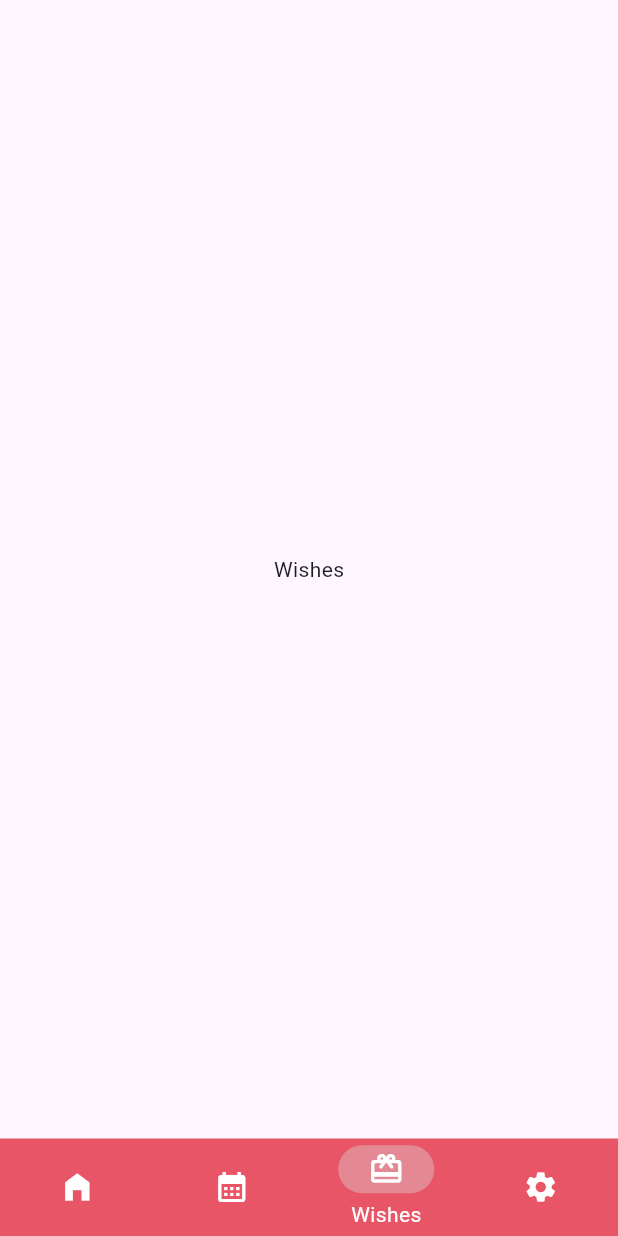
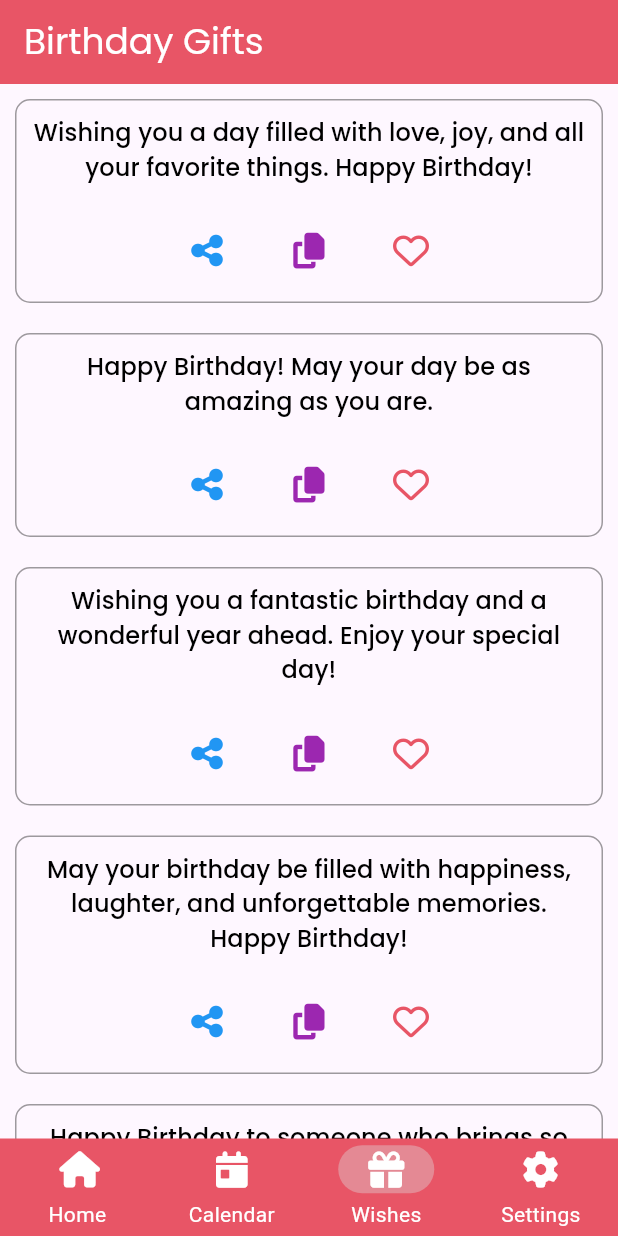
Before and after one commit to Shashitha-Ashan/Remind-me, a Flutter app: the screen it shows once a user with an empty profile is signed in, item 3 of the bottom bar chosen, on a phone screen of 412 x 824 dp. Run offline on Flutter 3.47's test engine with Material 3 defaults, Android fonts, the phone set to English and light mode, and no system bars; our stand-ins replace bloc, cloud_firestore, firebase_auth, firebase_core, firebase_messaging, flutter_bloc and 6 more; missing offline and left inert: firebase_ui_auth, firebase_ui_oauth_apple, firebase_ui_oauth_google; accounts and stored records are empty; statements that could not run were skipped.

```diff
--- a/lib/blocs/birthday/birthdays_bloc.dart
+++ b/lib/blocs/birthday/birthdays_bloc.dart
@@ -82,6 +82,9 @@ class BirthdaysBloc extends Bloc<BirthdayEvent, BirthdayState> {
       if (event is BirthdayImageUpdatedEvent) {
         emit(BirthdayImageUpdatedState(imageURL: event.imageURL));
       }
+      if (event is AddBirthdayClickEvent) {
+        emit(BirthdayAddingState());
+      }
     });
   }
 }
--- a/lib/blocs/birthday/birthdays_event.dart
+++ b/lib/blocs/birthday/birthdays_event.dart
@@ -46,6 +46,7 @@ class UpdateBirthdayEvent extends BirthdayEvent {
       required this.imageURL});
 }
 
+class AddBirthdayClickEvent extends BirthdayEvent {}
 // form events
 
 class BirthdayNameUpdatedEvent extends BirthdayEvent {
--- a/lib/blocs/birthday/birthdays_state.dart
+++ b/lib/blocs/birthday/birthdays_state.dart
@@ -63,6 +63,8 @@ class BirthdayDeleted extends BirthdayState {}
 
 class BirthdayDeleteError extends BirthdayState {}
 
+class BirthdayAddingState extends BirthdayState {}
+
 // form states
 
 class BirthdayNameUpdatedState extends BirthdayState {
--- /dev/null
+++ b/lib/helpers/birthday_wishes_messages.dart
@@ -0,0 +1,22 @@
+List<String> birthdayWishes = [
+  "Wishing you a day filled with love, joy, and all your favorite things. Happy Birthday!",
+  "Happy Birthday! May your day be as amazing as you are.",
+  "Wishing you a fantastic birthday and a wonderful year ahead. Enjoy your special day!",
+  "May your birthday be filled with happiness, laughter, and unforgettable memories. Happy Birthday!",
+  "Happy Birthday to someone who brings so much joy and happiness into the lives of others.",
+  "Cheers to another year of success, happiness, and health. Happy Birthday!",
+  "On your special day, I wish you nothing but the best. Happy Birthday!",
+  "May all your dreams and wishes come true on your birthday. Have an amazing day!",
+  "Happy Birthday! May your day be filled with lots of love, laughter, and cake!",
+  "Wishing you a birthday that's just as wonderful and special as you are.",
+  "Happy Birthday to one of the most amazing people I know. Enjoy your day!",
+  "May your birthday be the start of a year filled with good luck, good health, and much happiness.",
+  "Wishing you a year filled with adventure, love, and success. Happy Birthday!",
+  "Happy Birthday! Here's to a day filled with love, laughter, and lots of cake.",
+  "May your special day be filled with beautiful moments and amazing surprises. Happy Birthday!",
+  "Sending you warm birthday wishes and a big hug. Have a fantastic day!",
+  "Happy Birthday to someone who deserves nothing but the best. Enjoy your special day!",
+  "Wishing you a day that's as special and wonderful as you are. Happy Birthday!",
+  "Happy Birthday! May your day be filled with lots of love, laughter, and joy.",
+  "On your birthday, I wish you all the happiness in the world. Have a fantastic day!"
+];
--- a/lib/routes/routes.dart
+++ b/lib/routes/routes.dart
@@ -1,5 +1,6 @@
 import 'package:birth_daily/screens/views/add_birthday/add_birthday.dart';
 import 'package:birth_daily/screens/views/calendar/birthday_calendar.dart';
+import 'package:birth_daily/screens/views/dev_info/developer_info.dart';
 import 'package:birth_daily/screens/views/main/main_page.dart';
 import 'package:birth_daily/screens/views/profile/profile_screen.dart';
 import 'package:birth_daily/screens/views/search/search_page.dart';
@@ -43,4 +44,8 @@ final routers = GoRouter(routes: <RouteBase>[
     path: "/add-birthday",
     builder: (context, state) => const AddBirthday(),
   ),
+  GoRoute(
+    path: "/dev-info",
+    builder: (context, state) => const DevInfoPage(),
+  ),
 ]);
--- a/lib/screens/views/add_birthday/add_birthday.dart
+++ b/lib/screens/views/add_birthday/add_birthday.dart
@@ -7,6 +7,7 @@ import 'package:cloud_firestore/cloud_firestore.dart';
 import 'package:flutter/material.dart';
 import 'package:flutter/scheduler.dart';
 import 'package:flutter_bloc/flutter_bloc.dart';
+import 'package:font_awesome_flutter/font_awesome_flutter.dart';
 
 class AddBirthday extends StatefulWidget {
   const AddBirthday({super.key});
@@ -33,6 +34,7 @@ class _AddBirthdayState extends State<AddBirthday> {
   Widget build(BuildContext context) {
     return BlocBuilder<BirthdaysBloc, BirthdayState>(
       builder: (context, state) {
+        print(state);
         if (state is BirthdayAdded) {
           SchedulerBinding.instance.addPostFrameCallback((_) {
             showSnackBar(
@@ -187,8 +189,8 @@ class _AddBirthdayState extends State<AddBirthday> {
                               },
                               icon: Icon(
                                 _isLovingOne
-                                    ? Icons.favorite
-                                    : Icons.favorite_outline,
+                                    ? FontAwesomeIcons.solidHeart
+                                    : FontAwesomeIcons.heart,
                                 color: const Color(0xFFE85566),
                                 size: 30,
                               ))
--- /dev/null
+++ b/lib/screens/views/birthday_gift/birthday_gift_page.dart
@@ -0,0 +1,90 @@
+import 'package:birth_daily/helpers/birthday_wishes_messages.dart';
+import 'package:flutter/material.dart';
+import 'package:flutter/widgets.dart';
+import 'package:font_awesome_flutter/font_awesome_flutter.dart';
+
+class BirthdayGiftPage extends StatelessWidget {
+  const BirthdayGiftPage({super.key});
+
+  @override
+  Widget build(BuildContext context) {
+    return Scaffold(
+        appBar: AppBar(
+          title: const Text("Birthday Gifts"),
+        ),
+        body: Padding(
+          padding: const EdgeInsets.only(top: 10),
+          child: ListView.separated(
+              itemBuilder: (context, index) {
+                return _giftContainer(
+                    message: birthdayWishes[index], context: context);
+              },
+              separatorBuilder: (context, index) {
+                return const SizedBox(
+                  height: 20,
+                );
+              },
+              itemCount: 5),
+        ));
+  }
+
+  Widget _giftContainer(
+      {required String message, required BuildContext context}) {
+    return Padding(
+      padding: const EdgeInsets.symmetric(horizontal: 10),
+      child: Container(
+        decoration: BoxDecoration(
+          border: Border.all(width: 1, color: Colors.black38),
+          borderRadius: BorderRadius.circular(10),
+        ),
+        child: Padding(
+          padding: const EdgeInsets.all(10),
+          child: Column(
+            children: [
+              Text(
+                message,
+                textAlign: TextAlign.center,
+                style: Theme.of(context)
+                    .textTheme
+                    .titleSmall!
+                    .copyWith(fontSize: 16),
+              ),
+              const SizedBox(
+                height: 20,
+              ),
+              Row(
+                mainAxisAlignment: MainAxisAlignment.center,
+                children: [
+                  IconButton(
+                      onPressed: () {},
+                      icon: const Icon(
+                        FontAwesomeIcons.shareNodes,
+                        color: Colors.blue,
+                      )),
+                  const SizedBox(
+                    width: 20,
+                  ),
+                  IconButton(
+                    onPressed: () {},
+                    icon: const Icon(
+                      FontAwesomeIcons.solidCopy,
+                      color: Colors.purple,
+                    ),
+                  ),
+                  const SizedBox(
+                    width: 20,
+                  ),
+                  IconButton(
+                    onPressed: () {},
+                    icon: const Icon(FontAwesomeIcons.heart,
+                        color: Color(0xFFE85566)),
+                  ),
+                ],
+              )
+            ],
+          ),
+        ),
+      ),
+    );
+  }
+}
--- a/lib/screens/views/main/main_page.dart
+++ b/lib/screens/views/main/main_page.dart
@@ -1,7 +1,9 @@
+import 'package:birth_daily/screens/views/birthday_gift/birthday_gift_page.dart';
 import 'package:birth_daily/screens/views/calendar/birthday_calendar.dart';
 import 'package:birth_daily/screens/views/home/home.dart';
 import 'package:birth_daily/screens/views/settings/settings_page.dart';
 import 'package:flutter/material.dart';
+import 'package:font_awesome_flutter/font_awesome_flutter.dart';
 
 class MainPage extends StatefulWidget {
   const MainPage({super.key});
@@ -15,26 +17,26 @@ class _MainPageState extends State<MainPage> {
   final List<Widget> _navList = [
     const NavigationDestination(
       icon: Icon(
-        Icons.home_filled,
+        FontAwesomeIcons.house,
         color: Colors.white,
       ),
       label: "Home",
     ),
     const NavigationDestination(
         icon: Icon(
-          Icons.calendar_month,
+          FontAwesomeIcons.calendarDay,
           color: Colors.white,
         ),
         label: "Calendar"),
     const NavigationDestination(
         icon: Icon(
-          Icons.card_giftcard_rounded,
+          FontAwesomeIcons.gift,
           color: Colors.white,
         ),
         label: "Wishes"),
     const NavigationDestination(
         icon: Icon(
-          Icons.settings,
+          FontAwesomeIcons.gear,
           color: Colors.white,
         ),
         label: "Settings"),
@@ -43,7 +45,7 @@ class _MainPageState extends State<MainPage> {
   Widget build(BuildContext context) {
     return Scaffold(
       bottomNavigationBar: NavigationBarTheme(
-        data: NavigationBarThemeData(
+        data: const NavigationBarThemeData(
             labelTextStyle:
                 WidgetStatePropertyAll(TextStyle(color: Colors.white))),
         child: NavigationBar(
@@ -56,18 +58,16 @@ class _MainPageState extends State<MainPage> {
           height: 65,
           backgroundColor: const Color(0xFFE85566),
           animationDuration: const Duration(milliseconds: 300),
-          indicatorColor: Color(0xFFE48994),
-          labelBehavior: NavigationDestinationLabelBehavior.onlyShowSelected,
+          indicatorColor: const Color(0xFFE48994),
+          labelBehavior: NavigationDestinationLabelBehavior.alwaysShow,
           selectedIndex: currentPageIndex,
         ),
       ),
       body: <Widget>[
-        HomePage(),
-        BirthdayCalendar(),
-        Center(
-          child: Text("Wishes"),
-        ),
-        SettingsPage()
+        const HomePage(),
+        const BirthdayCalendar(),
+        const BirthdayGiftPage(),
+        const SettingsPage()
       ][currentPageIndex],
     );
   }
--- a/lib/screens/views/settings/settings_page.dart
+++ b/lib/screens/views/settings/settings_page.dart
@@ -101,6 +101,7 @@ class _SettingsPageState extends State<SettingsPage> {
               ),
               Gap(),
               SettingTile(
+                onTap: () => context.push("/dev-info"),
                 leading: Icon(
                   Icons.info,
                   color: iconColor,
--- a/lib/screens/widgets/birthdat_list_tile_vertical.dart
+++ b/lib/screens/widgets/birthdat_list_tile_vertical.dart
@@ -5,6 +5,7 @@ import 'package:birth_daily/models/birthday/birthday_model.dart';
 import 'package:birth_daily/screens/views/birthday_user_profile/birthday_user_profile.dart';
 import 'package:flutter/material.dart';
 import 'package:flutter_bloc/flutter_bloc.dart';
+import 'package:font_awesome_flutter/font_awesome_flutter.dart';
 
 class BirthdatListTileVertical extends StatelessWidget {
   BirthdatListTileVertical(
@@ -58,7 +59,8 @@ class BirthdatListTileVertical extends StatelessWidget {
                 Row(
                   mainAxisAlignment: MainAxisAlignment.center,
                   children: [
-                    const Icon(Icons.cake, color: Color(0xFFE85566)),
+                    const Icon(FontAwesomeIcons.cakeCandles,
+                        color: Color(0xFFE85566)),
                     const SizedBox(
                       width: 10,
                     ),
@@ -77,7 +79,7 @@ class BirthdatListTileVertical extends StatelessWidget {
               padding: const EdgeInsets.symmetric(horizontal: 20),
               child: birthdayModel.isLovingOne
                   ? const Icon(
-                      Icons.favorite,
+                      FontAwesomeIcons.solidHeart,
                       color: Color(0xFFE85566),
                       size: 40,
                       shadows: [
--- a/lib/screens/widgets/birthday_list_tile_horizontal.dart
+++ b/lib/screens/widgets/birthday_list_tile_horizontal.dart
@@ -2,6 +2,7 @@ import 'package:birth_daily/helpers/list_tile_colors.dart';
 import 'package:birth_daily/helpers/months_list.dart';
 import 'package:birth_daily/models/birthday/birthday_model.dart';
 import 'package:flutter/material.dart';
+import 'package:font_awesome_flutter/font_awesome_flutter.dart';
 
 class BirthdayListTileHorizontal extends StatelessWidget {
   const BirthdayListTileHorizontal(
@@ -40,7 +41,7 @@ class BirthdayListTileHorizontal extends StatelessWidget {
                 mainAxisAlignment: MainAxisAlignment.center,
                 children: [
                   const Icon(
-                    Icons.cake,
+                    FontAwesomeIcons.cakeCandles,
                     color: Color(0xFFF0717B),
                   ),
                   const SizedBox(
@@ -78,7 +79,7 @@ class BirthdayListTileHorizontal extends StatelessWidget {
             right: 1,
             child: birthdayModel.isLovingOne
                 ? const Icon(
-                    Icons.favorite,
+                    FontAwesomeIcons.solidHeart,
                     color: Color(0xFFE85566),
                     size: 25,
                     shadows: [
--- a/lib/screens/widgets/floating_action_button.dart
+++ b/lib/screens/widgets/floating_action_button.dart
@@ -1,4 +1,6 @@
+import 'package:birth_daily/blocs/birthday/birthdays_bloc.dart';
 import 'package:flutter/material.dart';
+import 'package:flutter_bloc/flutter_bloc.dart';
 import 'package:go_router/go_router.dart';
 
 Widget addBirthdayFloatingActionButton({required BuildContext context}) {
@@ -12,6 +14,7 @@ Widget addBirthdayFloatingActionButton({required BuildContext context}) {
         color: Colors.white,
       ),
       onPressed: () {
+        context.read<BirthdaysBloc>().add(AddBirthdayClickEvent());
         context.push("/add-birthday");
       },
     ),
--- a/pubspec.yaml
+++ b/pubspec.yaml
@@ -25,6 +25,7 @@ dependencies:
   table_calendar: ^3.1.2
   firebase_ui_oauth_apple: ^1.2.21
   flutter_slidable: ^3.1.0
+  font_awesome_flutter: ^10.7.0
 
 dev_dependencies:
   flutter_test:
@@ -40,3 +41,4 @@ flutter:
     - assets/images/cake.png
     - assets/svg/
     - assets/avatars/
+    - assets/logo.png
```
Also changed, not shown: lib/screens/views/birthday_user_profile/birthday_user_profile.dart (+15 -3 lines), lib/screens/views/dev_info/developer_info.dart (added, +109 -0 lines), lib/screens/views/home/home.dart (+5 -4 lines), lib/screens/widgets/snack_bar.dart (+14 -6 lines), assets/logo.png (added), pubspec.lock.
